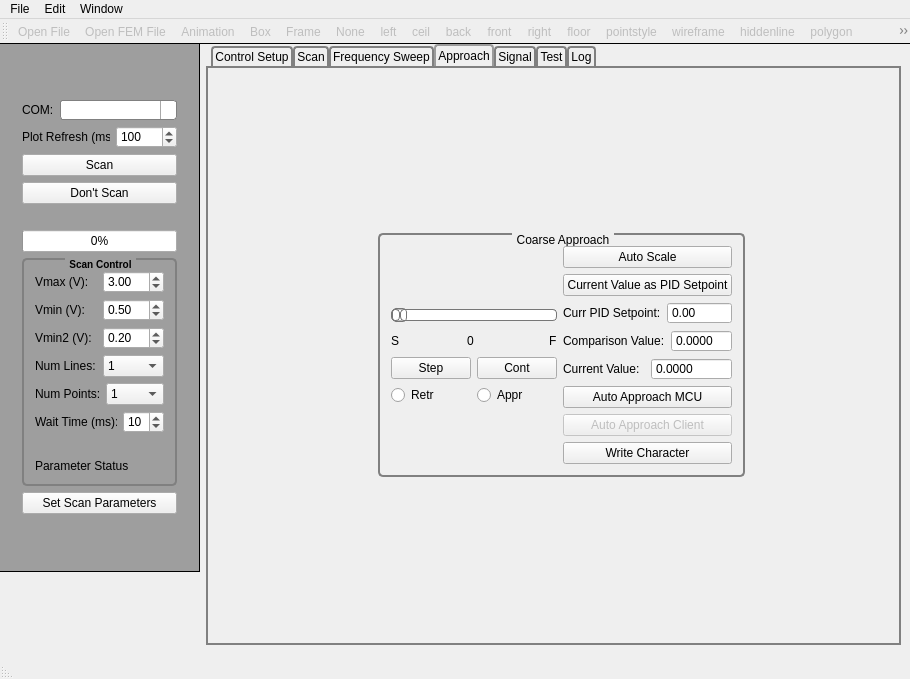
This is gui/mainwindow.ui in neil-sarkar/AFM-CLIENT as Qt 5 draws it before an edit. The edited form follows.
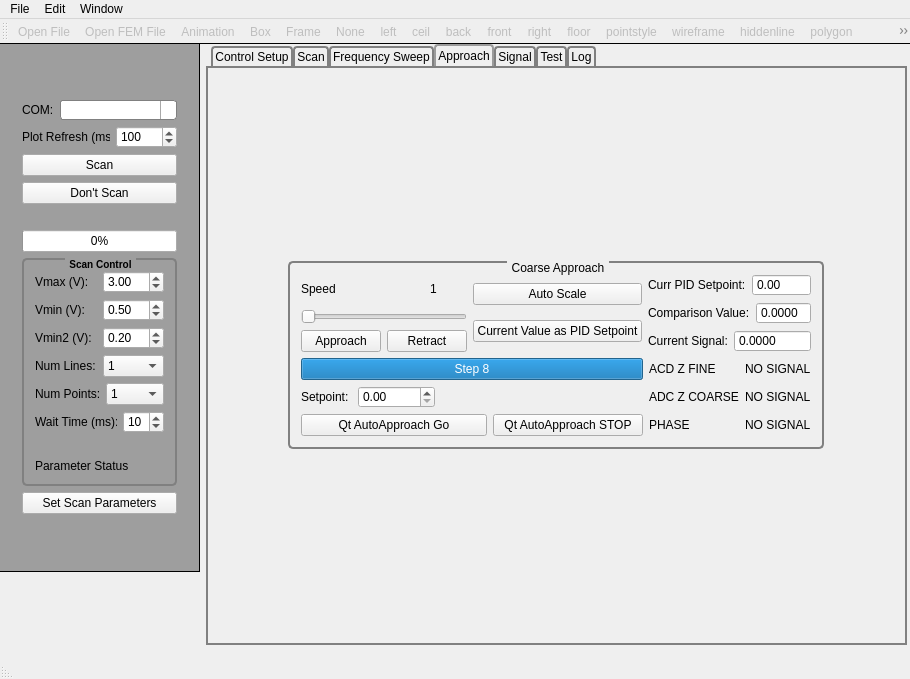
This is the edited form. The open tabs and pages were chosen to show the change. Icons and pictures are not drawn.

Commit message: new approach interface. still cannot scan properly though.

Diff of the .ui file:
```diff
--- a/gui/mainwindow.ui
+++ b/gui/mainwindow.ui
@@ -521,7 +521,7 @@
      <rect>
       <x>206</x>
       <y>0</y>
-      <width>695</width>
+      <width>701</width>
       <height>601</height>
      </rect>
     </property>
@@ -1234,188 +1234,6 @@
              <property name="title">
               <string>Platform Controls</string>
              </property>
-             <widget class="QProgressBar" name="progbar_autoappr">
-              <property name="geometry">
-               <rect>
-                <x>22</x>
-                <y>32</y>
-                <width>151</width>
-                <height>21</height>
-               </rect>
-              </property>
-              <property name="maximum">
-               <number>8</number>
-              </property>
-              <property name="value">
-               <number>8</number>
-              </property>
-              <property name="format">
-               <string>Step %v</string>
-              </property>
-             </widget>
-             <widget class="QLabel" name="label_28">
-              <property name="geometry">
-               <rect>
-                <x>22</x>
-                <y>59</y>
-                <width>90</width>
-                <height>16</height>
-               </rect>
-              </property>
-              <property name="text">
-               <string>Setpoint: </string>
-              </property>
-             </widget>
-             <widget class="QLabel" name="label_29">
-              <property name="geometry">
-               <rect>
-                <x>175</x>
-                <y>32</y>
-                <width>65</width>
-                <height>16</height>
-               </rect>
-              </property>
-              <property name="text">
-               <string>ADCZOFFSET</string>
-              </property>
-             </widget>
-             <widget class="QPushButton" name="btn_autoappr_go">
-              <property name="geometry">
-               <rect>
-                <x>20</x>
-                <y>80</y>
-                <width>108</width>
-                <height>23</height>
-               </rect>
-              </property>
-              <property name="text">
-               <string>Qt AutoApproach Go</string>
-              </property>
-             </widget>
-             <widget class="QLabel" name="label_autoappr_meas">
-              <property name="geometry">
-               <rect>
-                <x>180</x>
-                <y>60</y>
-                <width>54</width>
-                <height>16</height>
-               </rect>
-              </property>
-              <property name="text">
-               <string>NO SIGNAL</string>
-              </property>
-             </widget>
-             <widget class="QPushButton" name="btn_autoappr_stop">
-              <property name="geometry">
-               <rect>
-                <x>130</x>
-                <y>80</y>
-                <width>121</width>
-                <height>23</height>
-               </rect>
-              </property>
-              <property name="text">
-               <string>Qt AutoApproach STOP</string>
-              </property>
-             </widget>
-             <widget class="QLabel" name="lbl_setpoint_val">
-              <property name="geometry">
-               <rect>
-                <x>80</x>
-                <y>60</y>
-                <width>47</width>
-                <height>13</height>
-               </rect>
-              </property>
-              <property name="text">
-               <string>TextLabel</string>
-              </property>
-             </widget>
-             <widget class="QWidget" name="layoutWidget">
-              <property name="geometry">
-               <rect>
-                <x>20</x>
-                <y>200</y>
-                <width>229</width>
-                <height>139</height>
-               </rect>
-              </property>
-              <layout class="QGridLayout" name="gridLayout_13">
-               <item row="0" column="0" colspan="3">
-                <widget class="QLabel" name="label_32">
-                 <property name="text">
-                  <string>User-friendly platform controls</string>
-                 </property>
-                </widget>
-               </item>
-               <item row="1" column="2">
-                <widget class="QLabel" name="lbl_stepmot_user_spd">
-                 <property name="text">
-                  <string>1</string>
-                 </property>
-                </widget>
-               </item>
-               <item row="1" column="0" colspan="2">
-                <widget class="QLabel" name="label_31">
-                 <property name="text">
-                  <string>Speed</string>
-                 </property>
-                </widget>
-               </item>
-               <item row="2" column="0" colspan="3">
-                <widget class="QSlider" name="sld_stepmot_user_spd">
-                 <property name="minimum">
-                  <number>1</number>
-                 </property>
-                 <property name="maximum">
-                  <number>4</number>
-                 </property>
-                 <property name="orientation">
-                  <enum>Qt::Horizontal</enum>
-                 </property>
-                </widget>
-               </item>
-               <item row="4" column="0" colspan="3">
-                <widget class="QLabel" name="label_33">
-                 <property name="autoFillBackground">
-                  <bool>false</bool>
-                 </property>
-                 <property name="text">
-                  <string>Press to operate Release to stop</string>
-                 </property>
-                 <property name="wordWrap">
-                  <bool>true</bool>
-                 </property>
-                </widget>
-               </item>
-               <item row="3" column="1" colspan="2">
-                <widget class="QPushButton" name="btn_stepmot_user_up">
-                 <property name="autoFillBackground">
-                  <bool>true</bool>
-                 </property>
-                 <property name="styleSheet">
-                  <string notr="true">background: rgb(255, 147, 15)</string>
-                 </property>
-                 <property name="text">
-                  <string>Retract</string>
-                 </property>
-                </widget>
-               </item>
-               <item row="3" column="0">
-                <widget class="QPushButton" name="btn_stepmot_user_down">
-                 <property name="autoFillBackground">
-                  <bool>false</bool>
-                 </property>
-                 <property name="styleSheet">
-                  <string notr="true"/>
-                 </property>
-                 <property name="text">
-                  <string>Approach</string>
-                 </property>
-                </widget>
-               </item>
-              </layout>
-             </widget>
             </widget>
            </widget>
           </item>
@@ -1997,32 +1815,6 @@
                <layout class="QGridLayout" name="gridLayout_2">
                 <item row="0" column="1">
                  <layout class="QVBoxLayout" name="verticalLayout_2">
-                  <item>
-                   <widget class="QPushButton" name="pushButton_22">
-                    <property name="styleSheet">
-                     <string notr="true"/>
-                    </property>
-                    <property name="text">
-                     <string>Auto Scale</string>
-                    </property>
-                    <property name="checkable">
-                     <bool>true</bool>
-                    </property>
-                   </widget>
-                  </item>
-                  <item>
-                   <widget class="QPushButton" name="buttonCurrValuePidSetpoint">
-                    <property name="styleSheet">
-                     <string notr="true"/>
-                    </property>
-                    <property name="text">
-                     <string>Current Value as PID Setpoint</string>
-                    </property>
-                    <property name="checkable">
-                     <bool>true</bool>
-                    </property>
-                   </widget>
-                  </item>
                   <item>
                    <layout class="QHBoxLayout" name="horizontalLayout_32">
                     <item>
@@ -2073,7 +1865,7 @@
                     <item>
                      <widget class="QLabel" name="label_25">
                       <property name="text">
-                       <string>Current Value:</string>
+                       <string>Current Signal:</string>
                       </property>
                      </widget>
                     </item>
@@ -2092,45 +1884,93 @@
                     </item>
                    </layout>
                   </item>
-                  <item>
-                   <widget class="QPushButton" name="buttonAutoApproachMCU">
-                    <property name="styleSheet">
-                     <string notr="true"/>
+                 </layout>
+                </item>
+                <item row="1" column="0" colspan="2">
+                 <layout class="QGridLayout" name="gridLayout_5">
+                  <item row="0" column="0" colspan="6">
+                   <widget class="QProgressBar" name="progbar_autoappr">
+                    <property name="maximum">
+                     <number>8</number>
                     </property>
+                    <property name="value">
+                     <number>8</number>
+                    </property>
+                    <property name="format">
+                     <string>Step %v</string>
+                    </property>
+                   </widget>
+                  </item>
+                  <item row="3" column="0" colspan="3">
+                   <widget class="QPushButton" name="btn_autoappr_go">
                     <property name="text">
-                     <string>Auto Approach MCU</string>
+                     <string>Qt AutoApproach Go</string>
                     </property>
-                    <property name="checkable">
-                     <bool>false</bool>
+                   </widget>
+                  </item>
+                  <item row="3" column="3" colspan="3">
+                   <widget class="QPushButton" name="btn_autoappr_stop">
+                    <property name="text">
+                     <string>Qt AutoApproach STOP</string>
                     </property>
                    </widget>
                   </item>
-                  <item>
-                   <widget class="QPushButton" name="buttonAutoApproachClient">
-                    <property name="enabled">
-                     <bool>false</bool>
+                  <item row="0" column="6">
+                   <widget class="QLabel" name="label_appr_phase_2">
+                    <property name="text">
+                     <string>ACD Z FINE</string>
                     </property>
-                    <property name="styleSheet">
-                     <string notr="true"/>
+                   </widget>
+                  </item>
+                  <item row="0" column="7">
+                   <widget class="QLabel" name="label_adczfine">
+                    <property name="text">
+                     <string>NO SIGNAL</string>
                     </property>
+                   </widget>
+                  </item>
+                  <item row="1" column="7">
+                   <widget class="QLabel" name="label_autoappr_meas">
                     <property name="text">
-                     <string>Auto Approach Client</string>
+                     <string>NO SIGNAL</string>
                     </property>
-                    <property name="checkable">
-                     <bool>true</bool>
+                   </widget>
+                  </item>
+                  <item row="1" column="6">
+                   <widget class="QLabel" name="label_29">
+                    <property name="text">
+                     <string>ADC Z COARSE</string>
                     </property>
                    </widget>
                   </item>
-                  <item>
-                   <widget class="QPushButton" name="writeCharacter">
-                    <property name="styleSheet">
-                     <string notr="true"/>
+                  <item row="3" column="7">
+                   <widget class="QLabel" name="label_appr_phase">
+                    <property name="text">
+                     <string>NO SIGNAL</string>
                     </property>
+                   </widget>
+                  </item>
+                  <item row="3" column="6">
+                   <widget class="QLabel" name="label_41">
                     <property name="text">
-                     <string>Write Character</string>
+                     <string>PHASE</string>
                     </property>
-                    <property name="checkable">
-                     <bool>true</bool>
+                   </widget>
+                  </item>
+                  <item row="1" column="0">
+                   <widget class="QLabel" name="label_28">
+                    <property name="text">
+                     <string>Setpoint: </string>
+                    </property>
+                   </widget>
+                  </item>
+                  <item row="1" column="1">
+                   <widget class="QDoubleSpinBox" name="spnPidSetpoint_2">
+                    <property name="maximum">
+                     <double>10000.000000000000000</double>
+                    </property>
+                    <property name="singleStep">
+                     <double>0.010000000000000</double>
                     </property>
                    </widget>
                   </item>
@@ -2138,220 +1978,103 @@
                 </item>
                 <item row="0" column="0">
                  <layout class="QGridLayout" name="gridLayout">
-                  <item row="0" column="0">
+                  <item row="0" column="1">
                    <layout class="QVBoxLayout" name="verticalLayout_21">
                     <item>
                      <layout class="QVBoxLayout" name="verticalLayout_6">
                       <item>
-                       <widget class="QSlider" name="sldAmplitudeVoltage_3">
-                        <property name="styleSheet">
-                         <string notr="true">QSlider::groove:horizontal {
-border: 1px solid #bbb;
-background: white;
-height: 10px;
-border-radius: 4px;
-}
-
-QSlider::sub-page:horizontal {
-background: qlineargradient(x1: 0, y1: 0,    x2: 0, y2: 1,
-    stop: 0 #66e, stop: 1 #bbf);
-background: qlineargradient(x1: 0, y1: 0.2, x2: 1, y2: 1,
-    stop: 0 #bbf, stop: 1 #55f);
-border: 1px solid #777;
-height: 10px;
-border-radius: 4px;
-}
-
-QSlider::add-page:horizontal {
-background: #fff;
-border: 1px solid #777;
-height: 10px;
-border-radius: 4px;
-}
-
-QSlider::handle:horizontal {
-background: qlineargradient(x1:0, y1:0, x2:1, y2:1,
-    stop:0 #eee, stop:1 #ccc);
-border: 1px solid #777;
-width: 13px;
-margin-top: -2px;
-margin-bottom: -2px;
-border-radius: 4px;
-}
-
-QSlider::handle:horizontal:hover {
-background: qlineargradient(x1:0, y1:0, x2:1, y2:1,
-    stop:0 #fff, stop:1 #ddd);
-border: 1px solid #444;
-border-radius: 4px;
-}
-
-QSlider::sub-page:horizontal:disabled {
-background: #bbb;
-border-color: #999;
-}
-
-QSlider::add-page:horizontal:disabled {
-background: #eee;
-border-color: #999;
-}
-
-QSlider::handle:horizontal:disabled {
-background: #eee;
-border: 1px solid #aaa;
-border-radius: 4px;
-}</string>
-                        </property>
-                        <property name="minimum">
-                         <number>0</number>
-                        </property>
-                        <property name="maximum">
-                         <number>19</number>
-                        </property>
-                        <property name="singleStep">
-                         <number>1</number>
-                        </property>
-                        <property name="pageStep">
-                         <number>2</number>
-                        </property>
-                        <property name="value">
-                         <number>0</number>
-                        </property>
-                        <property name="orientation">
-                         <enum>Qt::Horizontal</enum>
-                        </property>
-                        <property name="tickPosition">
-                         <enum>QSlider::TicksBelow</enum>
-                        </property>
-                       </widget>
+                       <layout class="QHBoxLayout" name="horizontalLayout_24"/>
                       </item>
-                      <item>
-                       <layout class="QHBoxLayout" name="horizontalLayout_24">
-                        <item>
-                         <widget class="QLabel" name="lblMemsAmplitudeMinVal_3">
-                          <property name="sizePolicy">
-                           <sizepolicy hsizetype="Preferred" vsizetype="Fixed">
-                            <horstretch>0</horstretch>
-                            <verstretch>0</verstretch>
-                           </sizepolicy>
-                          </property>
-                          <property name="text">
-                           <string>S</string>
-                          </property>
-                         </widget>
-                        </item>
-                        <item>
-                         <spacer name="horizontalSpacer">
-                          <property name="orientation">
-                           <enum>Qt::Horizontal</enum>
-                          </property>
-                          <property name="sizeHint" stdset="0">
-                           <size>
-                            <width>35</width>
-                            <height>20</height>
-                           </size>
-                          </property>
-                         </spacer>
-                        </item>
-                        <item>
-                         <widget class="QLabel" name="lblAmplitude">
-                          <property name="sizePolicy">
-                           <sizepolicy hsizetype="Minimum" vsizetype="Minimum">
-                            <horstretch>0</horstretch>
-                            <verstretch>0</verstretch>
-                           </sizepolicy>
-                          </property>
-                          <property name="minimumSize">
-                           <size>
-                            <width>15</width>
-                            <height>0</height>
-                           </size>
-                          </property>
-                          <property name="text">
-                           <string>0</string>
-                          </property>
-                         </widget>
-                        </item>
-                        <item>
-                         <spacer name="horizontalSpacer_4">
-                          <property name="orientation">
-                           <enum>Qt::Horizontal</enum>
-                          </property>
-                          <property name="sizeType">
-                           <enum>QSizePolicy::Expanding</enum>
-                          </property>
-                          <property name="sizeHint" stdset="0">
-                           <size>
-                            <width>35</width>
-                            <height>20</height>
-                           </size>
-                          </property>
-                         </spacer>
-                        </item>
-                        <item>
-                         <widget class="QLabel" name="lblMemsAmplitudeMaxVal_3">
-                          <property name="sizePolicy">
-                           <sizepolicy hsizetype="Preferred" vsizetype="Fixed">
-                            <horstretch>0</horstretch>
-                            <verstretch>0</verstretch>
-                           </sizepolicy>
-                          </property>
-                          <property name="text">
-                           <string>F</string>
-                          </property>
-                         </widget>
-                        </item>
-                       </layout>
-                      </item>
                      </layout>
                     </item>
                     <item>
-                     <layout class="QHBoxLayout" name="horizontalLayout_43">
-                      <item>
-                       <widget class="QPushButton" name="stepButton">
-                        <property name="styleSheet">
-                         <string notr="true"/>
-                        </property>
-                        <property name="text">
-                         <string>Step</string>
-                        </property>
-                       </widget>
-                      </item>
-                      <item>
-                       <widget class="QPushButton" name="continuousButton">
-                        <property name="styleSheet">
-                         <string notr="true"/>
-                        </property>
-                        <property name="text">
-                         <string>Cont</string>
-                        </property>
-                        <property name="checkable">
-                         <bool>false</bool>
-                        </property>
-                       </widget>
-                      </item>
-                     </layout>
+                     <widget class="QPushButton" name="btn_appr_plot_autoscale">
+                      <property name="styleSheet">
+                       <string notr="true"/>
+                      </property>
+                      <property name="text">
+                       <string>Auto Scale</string>
+                      </property>
+                      <property name="checkable">
+                       <bool>true</bool>
+                      </property>
+                     </widget>
                     </item>
                     <item>
-                     <layout class="QHBoxLayout" name="horizontalLayout_44">
-                      <item>
-                       <widget class="QRadioButton" name="retreatButton">
-                        <property name="styleSheet">
-                         <string notr="true"/>
-                        </property>
-                        <property name="text">
-                         <string>Retr</string>
-                        </property>
-                       </widget>
-                      </item>
-                      <item>
-                       <widget class="QRadioButton" name="approachButton">
-                        <property name="text">
-                         <string>Appr</string>
-                        </property>
-                       </widget>
-                      </item>
-                     </layout>
+                     <widget class="QPushButton" name="buttonCurrValuePidSetpoint">
+                      <property name="styleSheet">
+                       <string notr="true"/>
+                      </property>
+                      <property name="text">
+                       <string>Current Value as PID Setpoint</string>
+                      </property>
+                      <property name="checkable">
+                       <bool>true</bool>
+                      </property>
+                     </widget>
+                    </item>
+                    <item>
+                     <layout class="QHBoxLayout" name="horizontalLayout_43"/>
+                    </item>
+                    <item>
+                     <layout class="QHBoxLayout" name="horizontalLayout_44"/>
+                    </item>
+                   </layout>
+                  </item>
+                  <item row="0" column="0">
+                   <layout class="QGridLayout" name="gridLayout_13">
+                    <item row="2" column="1" colspan="2">
+                     <widget class="QPushButton" name="btn_stepmot_user_up">
+                      <property name="autoFillBackground">
+                       <bool>false</bool>
+                      </property>
+                      <property name="styleSheet">
+                       <string notr="true"/>
+                      </property>
+                      <property name="text">
+                       <string>Retract</string>
+                      </property>
+                     </widget>
+                    </item>
+                    <item row="0" column="0" colspan="2">
+                     <widget class="QLabel" name="label_31">
+                      <property name="text">
+                       <string>Speed</string>
+                      </property>
+                     </widget>
+                    </item>
+                    <item row="1" column="0" colspan="3">
+                     <widget class="QSlider" name="sld_stepmot_user_spd">
+                      <property name="minimum">
+                       <number>1</number>
+                      </property>
+                      <property name="maximum">
+                       <number>4</number>
+                      </property>
+                      <property name="orientation">
+                       <enum>Qt::Horizontal</enum>
+                      </property>
+                     </widget>
+                    </item>
+                    <item row="0" column="2">
+                     <widget class="QLabel" name="lbl_stepmot_user_spd">
+                      <property name="text">
+                       <string>1</string>
+                      </property>
+                     </widget>
+                    </item>
+                    <item row="2" column="0">
+                     <widget class="QPushButton" name="btn_stepmot_user_down">
+                      <property name="autoFillBackground">
+                       <bool>false</bool>
+                      </property>
+                      <property name="styleSheet">
+                       <string notr="true"/>
+                      </property>
+                      <property name="text">
+                       <string>Approach</string>
+                      </property>
+                     </widget>
                     </item>
                    </layout>
                   </item>
```
Left out of the diff: 2 changed lines with no effect on the pictures. The commit also changes 5 other files.
